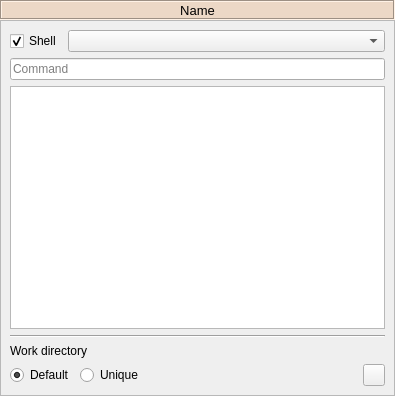
Qt form spine_items/gimlet/ui/gimlet_properties.ui (spine-tools/spine-items) before a commit.
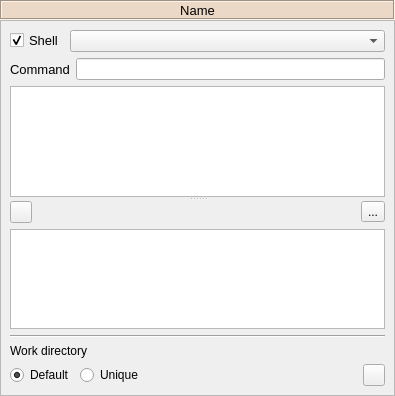
The same form after that commit. Icons and pictures are not drawn. Custom widgets are drawn as their Qt base class.

Commit message:
Add command line editor to Gimlet too
Re #32

What changed in the file:
```diff
--- a/spine_items/gimlet/ui/gimlet_properties.ui
+++ b/spine_items/gimlet/ui/gimlet_properties.ui
@@ -107,6 +107,11 @@
         <layout class="QHBoxLayout" name="horizontalLayout">
          <item>
           <widget class="QCheckBox" name="checkBox_shell">
+           <property name="font">
+            <font>
+             <pointsize>10</pointsize>
+            </font>
+           </property>
            <property name="toolTip">
             <string>&lt;html&gt;&lt;head/&gt;&lt;body&gt;&lt;p&gt;If checked, command is executed with the specified shell.&lt;/p&gt;&lt;p&gt;If unchecked, command is executed without a shell.&lt;/p&gt;&lt;/body&gt;&lt;/html&gt;</string>
            </property>
@@ -131,17 +136,144 @@
         </layout>
        </item>
        <item>
-        <widget class="PropertyQLineEdit" name="lineEdit_cmd">
-         <property name="placeholderText">
+        <layout class="QHBoxLayout" name="horizontalLayout_2">
+         <item>
+          <widget class="QLabel" name="label_2">
+           <property name="font">
+            <font>
+             <pointsize>10</pointsize>
+            </font>
+           </property>
+           <property name="text">
           <string>Command</string>
          </property>
+          </widget>
+         </item>
+         <item>
+          <widget class="PropertyQLineEdit" name="lineEdit_cmd">
          <property name="clearButtonEnabled">
           <bool>true</bool>
          </property>
         </widget>
        </item>
+        </layout>
+       </item>
        <item>
+        <widget class="QSplitter" name="splitter">
+         <property name="orientation">
+          <enum>Qt::Vertical</enum>
+         </property>
+         <widget class="ArgsTreeView" name="treeView_cmdline_args">
+          <property name="sizePolicy">
+           <sizepolicy hsizetype="Expanding" vsizetype="Expanding">
+            <horstretch>0</horstretch>
+            <verstretch>0</verstretch>
+           </sizepolicy>
+          </property>
+          <property name="font">
+           <font>
+            <pointsize>10</pointsize>
+           </font>
+          </property>
+          <property name="contextMenuPolicy">
+           <enum>Qt::CustomContextMenu</enum>
+          </property>
+          <property name="acceptDrops">
+           <bool>true</bool>
+          </property>
+          <property name="editTriggers">
+           <set>QAbstractItemView::AnyKeyPressed|QAbstractItemView::DoubleClicked|QAbstractItemView::EditKeyPressed</set>
+          </property>
+          <property name="dragDropMode">
+           <enum>QAbstractItemView::DragDrop</enum>
+          </property>
+          <property name="selectionMode">
+           <enum>QAbstractItemView::ExtendedSelection</enum>
+          </property>
+          <property name="textElideMode">
+           <enum>Qt::ElideLeft</enum>
+          </property>
+          <attribute name="headerMinimumSectionSize">
+           <number>26</number>
+          </attribute>
+         </widget>
+         <widget class="QWidget" name="gridLayoutWidget">
+          <layout class="QGridLayout" name="gridLayout">
+           <item row="0" column="2">
+            <widget class="QToolButton" name="toolButton_remove_arg">
+             <property name="toolTip">
+              <string>&lt;html&gt;&lt;head/&gt;&lt;body&gt;&lt;p&gt;Remove selected command line args&lt;/p&gt;&lt;/body&gt;&lt;/html&gt;</string>
+             </property>
+             <property name="text">
+              <string>...</string>
+             </property>
+             <property name="icon">
+              <iconset resource="../../ui/resources/resources_icons.qrc">
+               <normaloff>:/icons/minus.svg</normaloff>:/icons/minus.svg</iconset>
+             </property>
+            </widget>
+           </item>
+           <item row="0" column="1">
+            <spacer name="horizontalSpacer_2">
+             <property name="orientation">
+              <enum>Qt::Horizontal</enum>
+             </property>
+             <property name="sizeHint" stdset="0">
+              <size>
+               <width>40</width>
+               <height>20</height>
+              </size>
+             </property>
+            </spacer>
+           </item>
+           <item row="0" column="0">
+            <widget class="QToolButton" name="toolButton_add_file_path_arg">
+             <property name="minimumSize">
+              <size>
+               <width>22</width>
+               <height>22</height>
+              </size>
+             </property>
+             <property name="maximumSize">
+              <size>
+               <width>22</width>
+               <height>22</height>
+              </size>
+             </property>
+             <property name="toolTip">
+              <string>&lt;html&gt;&lt;head/&gt;&lt;body&gt;&lt;p&gt;Append selected input file paths to the list of command line args&lt;/p&gt;&lt;/body&gt;&lt;/html&gt;</string>
+             </property>
+             <property name="text">
+              <string/>
+             </property>
+             <property name="icon">
+              <iconset resource="../../ui/resources/resources_icons.qrc">
+               <normaloff>:/icons/file-upload.svg</normaloff>:/icons/file-upload.svg</iconset>
+             </property>
+             <property name="iconSize">
+              <size>
+               <width>16</width>
+               <height>16</height>
+              </size>
+             </property>
+             <property name="popupMode">
+              <enum>QToolButton::InstantPopup</enum>
+             </property>
+            </widget>
+           </item>
+           <item row="1" column="0" colspan="3">
         <widget class="QTreeView" name="treeView_files">
+             <property name="font">
+              <font>
+               <pointsize>10</pointsize>
+              </font>
+             </property>
+             <property name="dragDropMode">
+              <enum>QAbstractItemView::DragOnly</enum>
+             </property>
+             <property name="selectionMode">
+              <enum>QAbstractItemView::ExtendedSelection</enum>
+             </property>
          <property name="textElideMode">
           <enum>Qt::ElideLeft</enum>
          </property>
@@ -159,6 +291,10 @@
          </attribute>
         </widget>
        </item>
+          </layout>
+         </widget>
+        </widget>
+       </item>
        <item>
         <widget class="Line" name="line_5">
          <property name="orientation">
@@ -237,6 +373,11 @@
   </layout>
  </widget>
  <customwidgets>
+  <customwidget>
+   <class>ArgsTreeView</class>
+   <extends>QTreeView</extends>
+   <header>../widgets.h</header>
+  </customwidget>
   <customwidget>
    <class>PropertyQLineEdit</class>
    <extends>QLineEdit</extends>
```
Left out of the diff: 2 changed lines with no effect on the pictures. Lines whose indentation alone changed are shown as unchanged. The commit also changes 14 other files.
